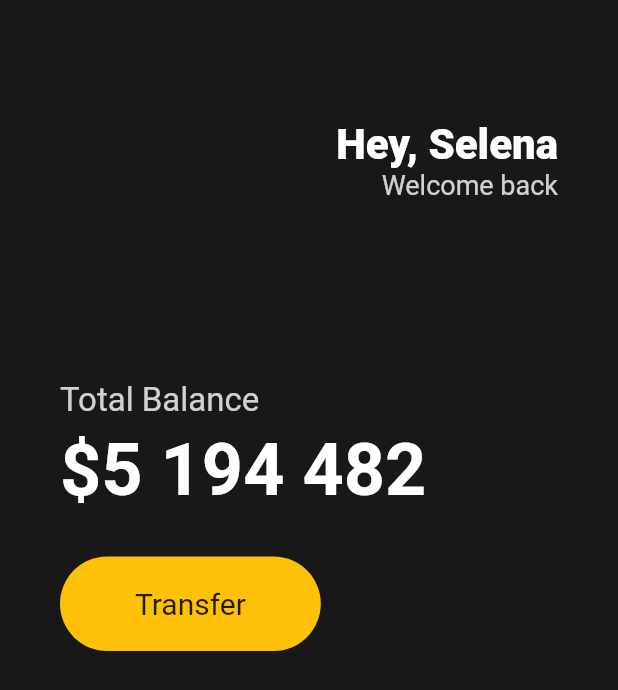
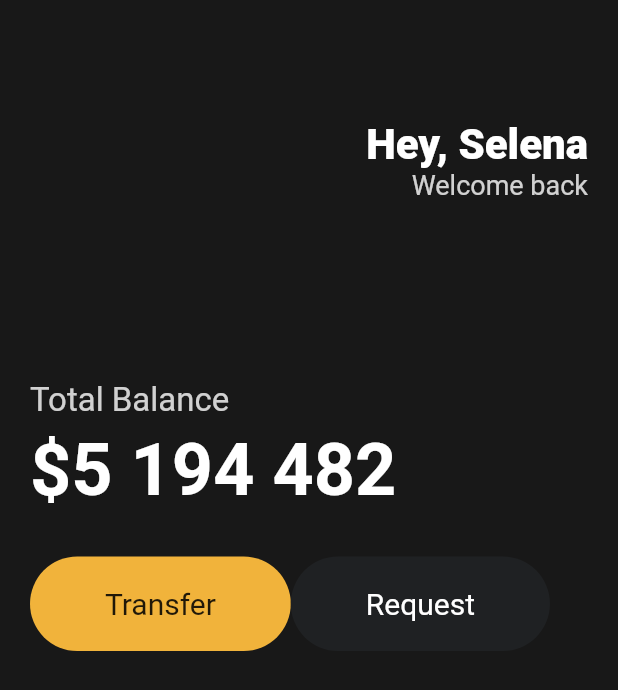
Before and after one commit to PearlKang/Nomadcoders, a Flutter app: the screen it shows after launch, on a phone screen of 412 x 824 dp. Shown: the top 690 px of the screen. Run offline on Flutter 3.47's test engine with Material 2 defaults, Android fonts, the phone set to English and light mode, and no system bars.

Commit message:
2023.02.15

```diff
--- a/Program/Flutter/toonflix/lib/main.dart
+++ b/Program/Flutter/toonflix/lib/main.dart
@@ -16,7 +16,7 @@ class App extends StatelessWidget {
         backgroundColor: const Color(0xFF181818),
         body: Padding(
           padding: const EdgeInsets.symmetric(
-            horizontal: 40,
+            horizontal: 20,
           ),
           child: Column(
             crossAxisAlignment: CrossAxisAlignment.start,
@@ -78,7 +78,7 @@ class App extends StatelessWidget {
                 children: [
                   Container(
                     decoration: BoxDecoration(
-                      color: Colors.amber,
+                      color: const Color(0xFFF1B33B),
                       borderRadius: BorderRadius.circular(45),
                     ),
                     child: const Padding(
@@ -94,6 +94,25 @@ class App extends StatelessWidget {
                       ),
                     ),
                   ),
+                  Container(
+                    decoration: BoxDecoration(
+                      color: const Color(0xFF1F2123),
+                      borderRadius: BorderRadius.circular(45),
+                    ),
+                    child: const Padding(
+                      padding: EdgeInsets.symmetric(
+                        vertical: 20,
+                        horizontal: 50,
+                      ),
+                      child: Text(
+                        "Request",
+                        style: TextStyle(
+                          color: Colors.white,
+                          fontSize: 20,
+                        ),
+                      ),
+                    ),
+                  ),
                 ],
               ),
             ],
```
